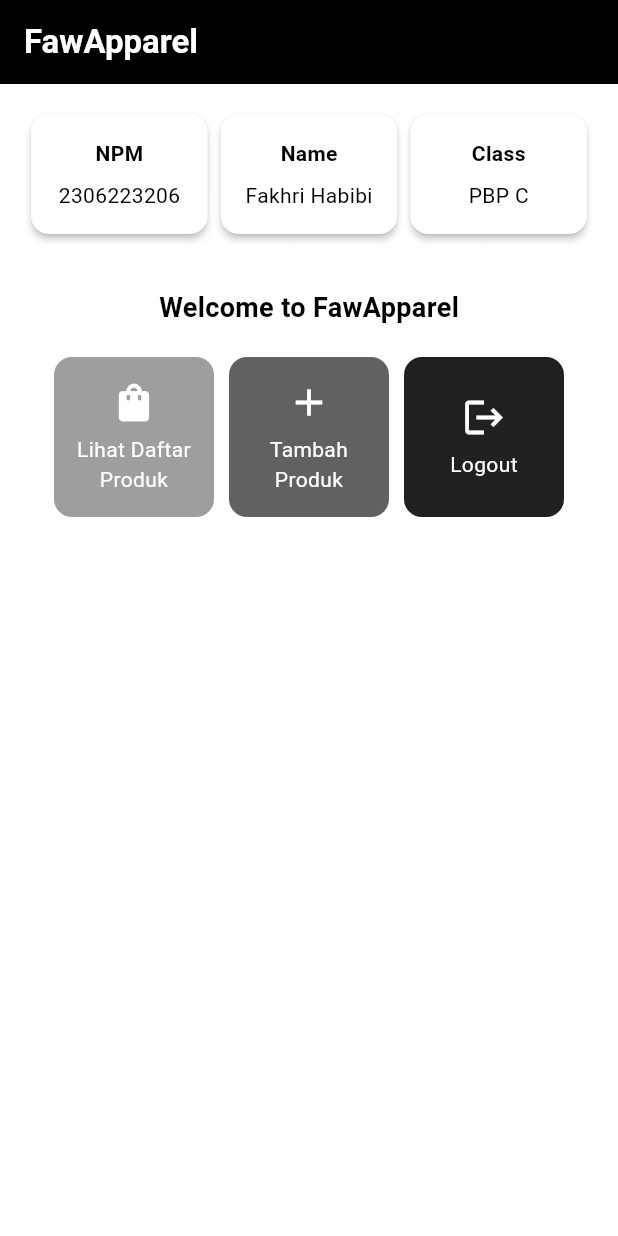
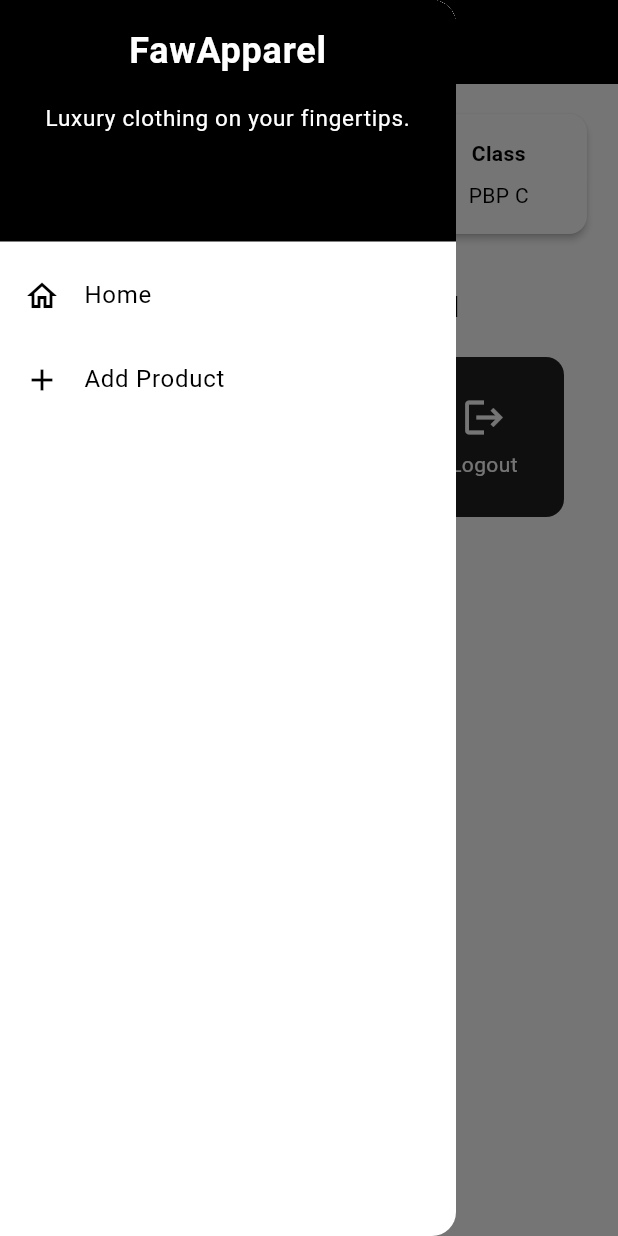
Before and after one commit to fakhrihabb/faw_apparel_mobile, a Flutter app: the screen it shows after launch, with the side drawer open (before the commit the screen has no drawer), on a phone screen of 412 x 824 dp. Run offline on Flutter 3.47's test engine with Material 3 defaults, Android fonts, the phone set to English and light mode, and no system bars.

Commit message:
Tugas 7 selesai

```diff
--- a/lib/main.dart
+++ b/lib/main.dart
@@ -1,5 +1,5 @@
 import 'package:flutter/material.dart';
-import 'menu.dart';
+import 'screens/menu.dart';
 
 void main() {
   runApp(const MyApp());
--- a/lib/menu.dart
+++ b/lib/screens/menu.dart
@@ -1,13 +1,15 @@
+import 'package:faw_apparel_mobile/screens/product_form.dart';
+import 'package:faw_apparel_mobile/widgets/mood_card.dart';
 import 'package:flutter/material.dart';
+import 'package:faw_apparel_mobile/widgets/left_drawer.dart';
 
 class MyHomePage extends StatelessWidget {
   final String npm = '2306223206'; // NPM
   final String name = 'Fakhri Habibi'; // Nama
   final String className = 'PBP C'; // Kelas
   final List<ItemHomepage> items = [
-    ItemHomepage(
-        "Lihat Daftar Produk", Icons.shopping_bag, Colors.grey.shade500),
-    ItemHomepage("Tambah Produk", Icons.add, Colors.grey.shade700),
+    ItemHomepage("View Products", Icons.shopping_bag, Colors.grey.shade500),
+    ItemHomepage("Add Product", Icons.add, Colors.grey.shade700),
     ItemHomepage("Logout", Icons.logout, Colors.grey.shade900),
   ];
   MyHomePage({super.key});
@@ -24,7 +26,11 @@
             fontWeight: FontWeight.bold,
           ),
         ),
+        iconTheme: const IconThemeData(
+          color: Colors.white,
+        ),
       ),
+      drawer: const LeftDrawer(),
       body: Padding(
         padding: EdgeInsets.all(16.0),
         child: Column(
@@ -106,62 +112,3 @@
     );
   }
 }
-
-class ItemHomepage {
-  final String name;
-  final IconData icon;
-  final Color color;
-
-  ItemHomepage(this.name, this.icon, this.color);
-}
-
-class ItemCard extends StatelessWidget {
-  // Menampilkan kartu dengan ikon dan nama.
-
-  final ItemHomepage item;
-
-  const ItemCard(this.item, {super.key});
-
-  @override
-  Widget build(BuildContext context) {
-    return Material(
-      color: item.color,
-      // Membuat sudut kartu melengkung.
-      borderRadius: BorderRadius.circular(12),
-
-      child: InkWell(
-        // Aksi ketika kartu ditekan.
-        onTap: () {
-          // Menampilkan pesan SnackBar saat kartu ditekan.
-          ScaffoldMessenger.of(context)
-            ..hideCurrentSnackBar()
-            ..showSnackBar(SnackBar(
-                content: Text("Kamu telah menekan tombol ${item.name}!")));
-        },
-        // Container untuk menyimpan Icon dan Text
-        child: Container(
-          padding: const EdgeInsets.all(8),
-          child: Center(
-            child: Column(
-              // Menyusun ikon dan teks di tengah kartu.
-              mainAxisAlignment: MainAxisAlignment.center,
-              children: [
-                Icon(
-                  item.icon,
-                  color: Colors.white,
-                  size: 30.0,
-                ),
-                const Padding(padding: EdgeInsets.all(3)),
-                Text(
-                  item.name,
-                  textAlign: TextAlign.center,
-                  style: const TextStyle(color: Colors.white),
-                ),
-              ],
-            ),
-          ),
-        ),
-      ),
-    );
-  }
-}
--- /dev/null
+++ b/lib/widgets/left_drawer.dart
@@ -0,0 +1,68 @@
+import 'package:faw_apparel_mobile/screens/product_form.dart';
+import 'package:flutter/material.dart';
+import 'package:faw_apparel_mobile/screens/menu.dart';
+
+class LeftDrawer extends StatelessWidget {
+  const LeftDrawer({super.key});
+
+  @override
+  Widget build(BuildContext context) {
+    return Drawer(
+      child: ListView(
+        children: [
+          const DrawerHeader(
+            decoration: BoxDecoration(
+              color: Colors.black,
+            ),
+            child: Column(
+              children: [
+                Text(
+                  'FawApparel',
+                  textAlign: TextAlign.center,
+                  style: TextStyle(
+                    fontSize: 24,
+                    fontWeight: FontWeight.bold,
+                    color: Colors.white,
+                  ),
+                ),
+                Padding(padding: EdgeInsets.all(8)),
+                Text(
+                  "Luxury clothing on your fingertips.",
+                  style: TextStyle(
+                    fontSize: 15,
+                    color: Colors.white,
+                  ),
+                  textAlign: TextAlign.center,
+                ),
+              ],
+            ),
+          ),
+          ListTile(
+            leading: const Icon(Icons.home_outlined),
+            title: const Text('Home'),
+            // Bagian redirection ke MyHomePage
+            onTap: () {
+              Navigator.pushReplacement(
+                  context,
+                  MaterialPageRoute(
+                    builder: (context) => MyHomePage(),
+                  ));
+            },
+          ),
+          ListTile(
+            leading: const Icon(Icons.add),
+            title: const Text('Add Product'),
+            onTap: () {
+              Navigator.push(
+                context,
+                MaterialPageRoute(
+                  builder: (context) => ProductFormPage(),
+                ),
+              );
+            },
+          ),
+        ],
+      ),
+    );
+  }
+}
--- /dev/null
+++ b/lib/widgets/mood_card.dart
@@ -0,0 +1,71 @@
+import 'package:flutter/cupertino.dart';
+import 'package:flutter/material.dart';
+
+import 'package:faw_apparel_mobile/screens/product_form.dart';
+
+class ItemHomepage {
+  final String name;
+  final IconData icon;
+  final Color color;
+
+  ItemHomepage(this.name, this.icon, this.color);
+}
+
+class ItemCard extends StatelessWidget {
+  // Menampilkan kartu dengan ikon dan nama.
+
+  final ItemHomepage item;
+
+  const ItemCard(this.item, {super.key});
+
+  @override
+  Widget build(BuildContext context) {
+    return Material(
+      color: item.color,
+      // Membuat sudut kartu melengkung.
+      borderRadius: BorderRadius.circular(12),
+
+      child: InkWell(
+        // Aksi ketika kartu ditekan.
+        onTap: () {
+          // Menampilkan pesan SnackBar saat kartu ditekan.
+          ScaffoldMessenger.of(context)
+            ..hideCurrentSnackBar()
+            ..showSnackBar(
+                SnackBar(content: Text("You've tapped ${item.name}!")));
+          if (item.name == "Add Product") {
+            Navigator.push(
+              context,
+              MaterialPageRoute(
+                builder: (context) => ProductFormPage(),
+              ),
+            );
+          }
+        },
+        // Container untuk menyimpan Icon dan Text
+        child: Container(
+          padding: const EdgeInsets.all(8),
+          child: Center(
+            child: Column(
+              // Menyusun ikon dan teks di tengah kartu.
+              mainAxisAlignment: MainAxisAlignment.center,
+              children: [
+                Icon(
+                  item.icon,
+                  color: Colors.white,
+                  size: 30.0,
+                ),
+                const Padding(padding: EdgeInsets.all(3)),
+                Text(
+                  item.name,
+                  textAlign: TextAlign.center,
+                  style: const TextStyle(color: Colors.white),
+                ),
+              ],
+            ),
+          ),
+        ),
+      ),
+    );
+  }
+}
```
Also changed, not shown: lib/screens/product_form.dart (added, +158 -0 lines).
